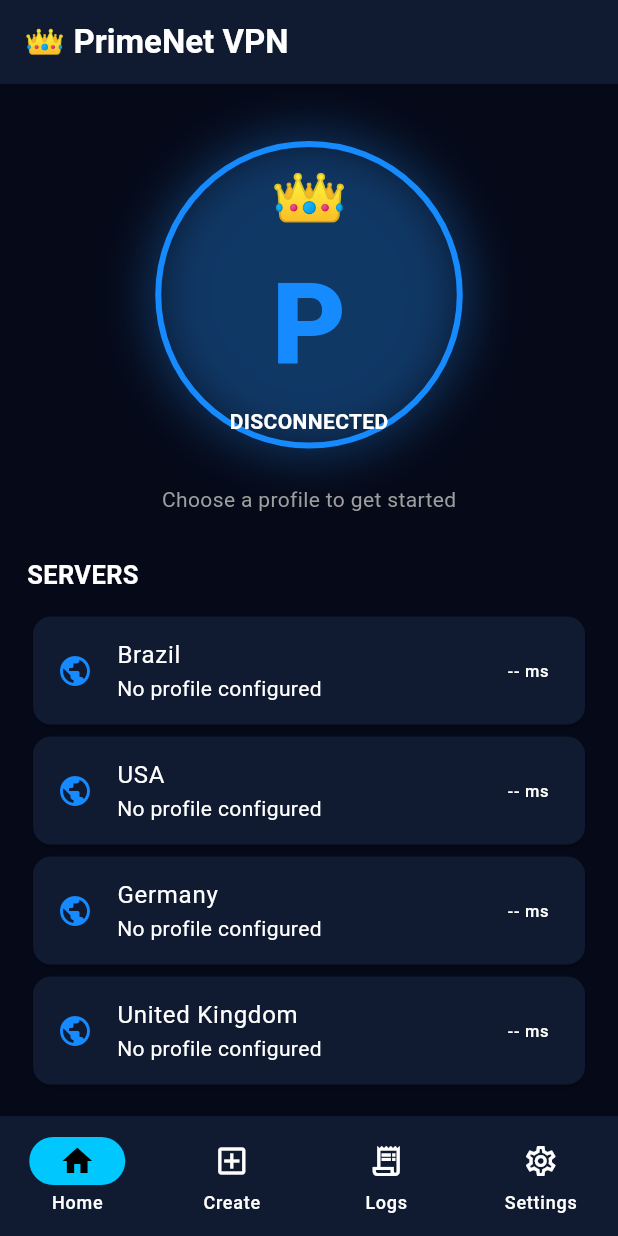
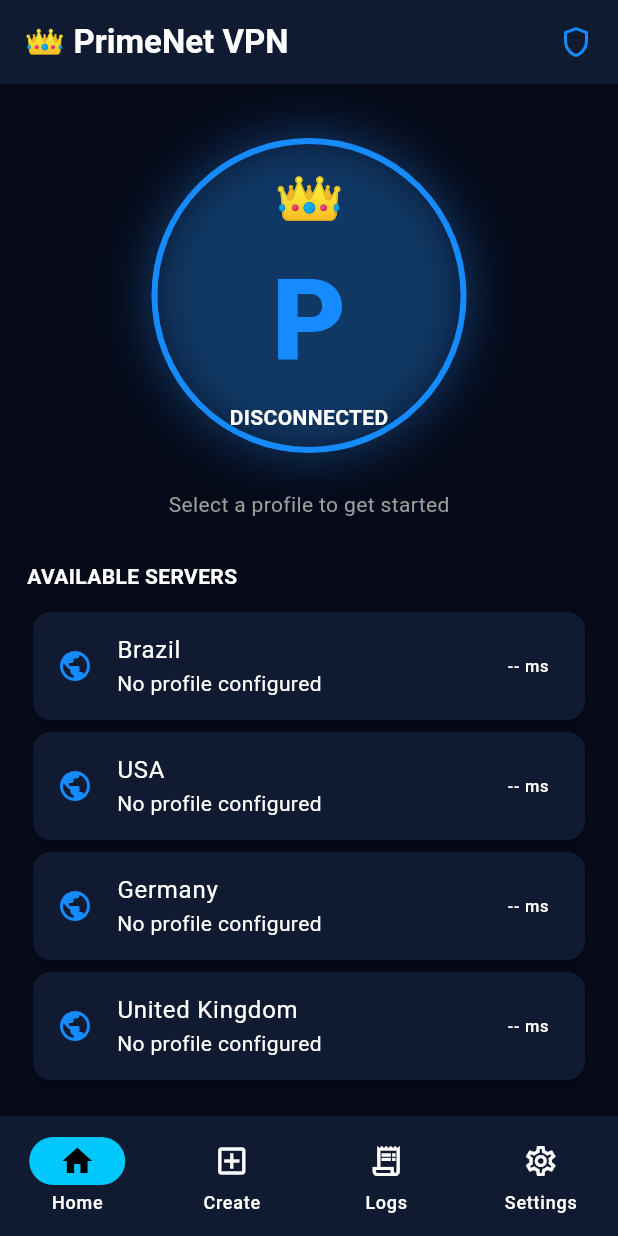
Before and after one commit to nelisekaowetho11-cmyk/Hemlock_Protocol, a Flutter app: the screen it shows after launch, on a phone screen of 412 x 824 dp. Run offline on Flutter 3.47's test engine with Material 3 defaults, Android fonts, the phone set to English and light mode, and no system bars.

Commit message:
Update main.dart

```diff
--- a/lib/main.dart
+++ b/lib/main.dart
@@ -7,7 +7,8 @@ void main() {
 }
 
 const Color primeBlue = Color(0xFF168BFF);
-const Color primeBackground = Color(0xFF050918);
+const Color primeCyan = Color(0xFF00C8FF);
+const Color primeNavy = Color(0xFF050918);
 
 class PrimeNetApp extends StatefulWidget {
   const PrimeNetApp({super.key});
@@ -27,10 +28,10 @@ class _PrimeNetAppState extends State<PrimeNetApp> {
       themeMode: darkMode ? ThemeMode.dark : ThemeMode.light,
       darkTheme: ThemeData(
         brightness: Brightness.dark,
-        scaffoldBackgroundColor: primeBackground,
+        scaffoldBackgroundColor: primeNavy,
         colorScheme: const ColorScheme.dark(
           primary: primeBlue,
-          secondary: Color(0xFF00C8FF),
+          secondary: primeCyan,
           surface: Color(0xFF101B32),
         ),
         useMaterial3: true,
@@ -43,7 +44,7 @@ class _PrimeNetAppState extends State<PrimeNetApp> {
         ),
         useMaterial3: true,
       ),
-      home: PrimeNetHome(
+      home: PrimeNetShell(
         darkMode: darkMode,
         onThemeChanged: (value) {
           setState(() => darkMode = value);
@@ -53,8 +54,8 @@ class _PrimeNetAppState extends State<PrimeNetApp> {
   }
 }
 
-class PrimeNetHome extends StatefulWidget {
-  const PrimeNetHome({
+class PrimeNetShell extends StatefulWidget {
+  const PrimeNetShell({
     super.key,
     required this.darkMode,
     required this.onThemeChanged,
@@ -64,18 +65,11 @@ class PrimeNetHome extends StatefulWidget {
   final ValueChanged<bool> onThemeChanged;
 
   @override
-  State<PrimeNetHome> createState() => _PrimeNetHomeState();
+  State<PrimeNetShell> createState() => _PrimeNetShellState();
 }
 
-class _PrimeNetHomeState extends State<PrimeNetHome> {
-  int selectedTab = 0;
-
-  final List<String> titles = [
-    'Home',
-    'Create Profile',
-    'Connection Logs',
-    'Settings',
-  ];
+class _PrimeNetShellState extends State<PrimeNetShell> {
+  int selectedIndex = 0;
 
   @override
   Widget build(BuildContext context) {
@@ -95,13 +89,18 @@ class _PrimeNetHomeState extends State<PrimeNetHome> {
           '👑 PrimeNet VPN',
           style: TextStyle(fontWeight: FontWeight.bold),
         ),
-        centerTitle: false,
+        actions: const [
+          Padding(
+            padding: EdgeInsets.only(right: 16),
+            child: Icon(Icons.shield_outlined, color: primeBlue),
           ),
-      body: pages[selectedTab],
+        ],
+      ),
+      body: pages[selectedIndex],
       bottomNavigationBar: NavigationBar(
-        selectedIndex: selectedTab,
+        selectedIndex: selectedIndex,
         onDestinationSelected: (index) {
-          setState(() => selectedTab = index);
+          setState(() => selectedIndex = index);
         },
         destinations: const [
           NavigationDestination(
@@ -138,25 +137,26 @@ class HomeScreen extends StatelessWidget {
     return ListView(
       padding: const EdgeInsets.all(18),
       children: [
-        const SizedBox(height: 20),
-        Container(
-          height: 205,
-          width: 205,
+        const SizedBox(height: 18),
+        Center(
+          child: Container(
+            height: 210,
+            width: 210,
             decoration: BoxDecoration(
               shape: BoxShape.circle,
               border: Border.all(color: primeBlue, width: 4),
               boxShadow: const [
                 BoxShadow(
                   color: Color(0x552695FF),
-                blurRadius: 30,
-                spreadRadius: 4,
+                  blurRadius: 28,
+                  spreadRadius: 3,
                 ),
               ],
             ),
             child: const Column(
               mainAxisAlignment: MainAxisAlignment.center,
               children: [
-              Text('👑', style: TextStyle(fontSize: 42)),
+                Text('👑', style: TextStyle(fontSize: 38)),
                 Text(
                   'P',
                   style: TextStyle(
@@ -172,24 +172,30 @@ class HomeScreen extends StatelessWidget {
               ],
             ),
           ),
+        ),
         const SizedBox(height: 24),
         const Center(
           child: Text(
-            'Choose a profile to get started',
+            'Select a profile to get started',
             style: TextStyle(color: Colors.grey),
           ),
         ),
         const SizedBox(height: 28),
         const Text(
-          'SERVERS',
-          style: TextStyle(fontSize: 17, fontWeight: FontWeight.bold),
+          'AVAILABLE SERVERS',
+          style: TextStyle(fontWeight: FontWeight.bold),
         ),
-        const SizedBox(height: 12),
-        for (final country in ['Brazil', 'USA', 'Germany', 'United Kingdom'])
+        const SizedBox(height: 10),
+        for (final server in [
+          'Brazil',
+          'USA',
+          'Germany',
+          'United Kingdom',
+        ])
           Card(
             child: ListTile(
               leading: const Icon(Icons.public, color: primeBlue),
-              title: Text(country),
+              title: Text(server),
               subtitle: const Text('No profile configured'),
               trailing: const Text('-- ms'),
             ),
@@ -203,10 +209,7 @@ class HomeScreen extends StatelessWidget {
               children: const [
                 Text(
                   'LIVE SPEED',
-                  style: TextStyle(
-                    fontSize: 17,
-                    fontWeight: FontWeight.bold,
-                  ),
+                  style: TextStyle(fontWeight: FontWeight.bold),
                 ),
                 SizedBox(height: 18),
                 Row(
@@ -231,7 +234,7 @@ class CreateScreen extends StatelessWidget {
   @override
   Widget build(BuildContext context) {
     return const Center(
-      child: Text('Your VPN profiles will appear here.'),
+      child: Text('Your saved VPN profiles will appear here.'),
     );
   }
 }
@@ -270,7 +273,7 @@ class SettingsScreen extends StatelessWidget {
         Card(
           child: SwitchListTile(
             title: const Text('Dark Mode'),
-            subtitle: const Text('Switch between dark and light themes'),
+            subtitle: const Text('Choose your app appearance'),
             value: darkMode,
             onChanged: onThemeChanged,
           ),
@@ -289,11 +292,11 @@ class SettingsScreen extends StatelessWidget {
               ),
               ListTile(
                 title: Text('Version'),
-                trailing: Text('0.1.0'),
+                trailing: Text('1.0.0'),
               ),
               ListTile(
                 title: Text('Developer'),
-                trailing: Text('PrimeNet'),
+                trailing: Text('Hemlock Protocol'),
               ),
             ],
           ),
```
Lines whose indentation alone changed are shown as unchanged.
